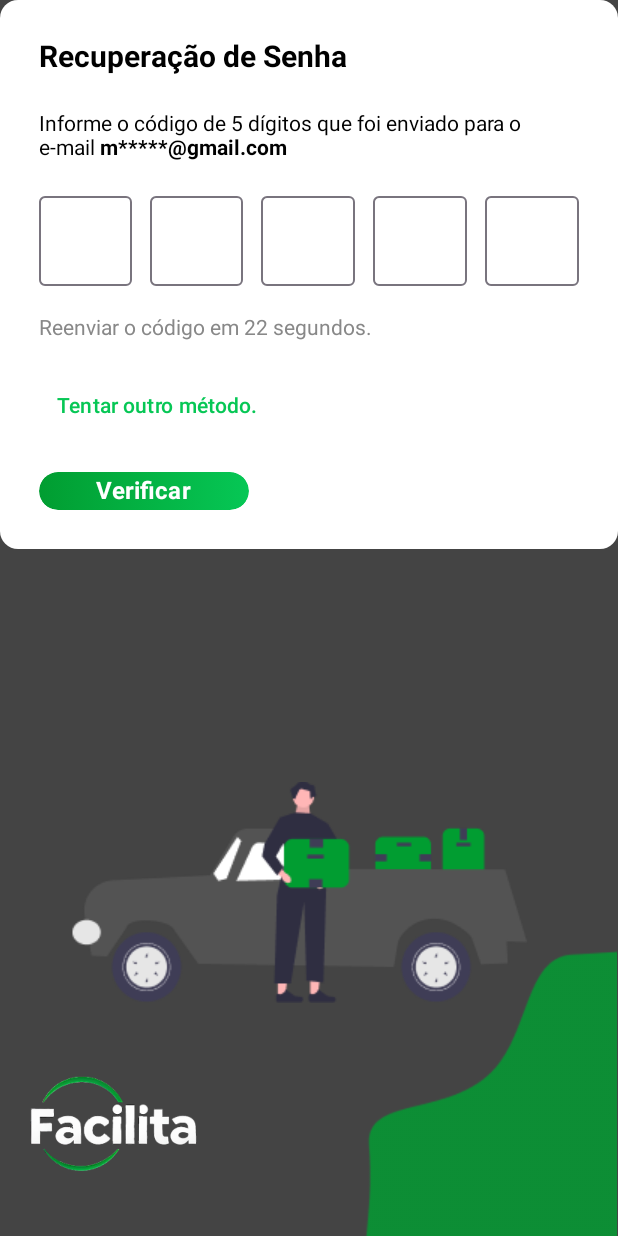
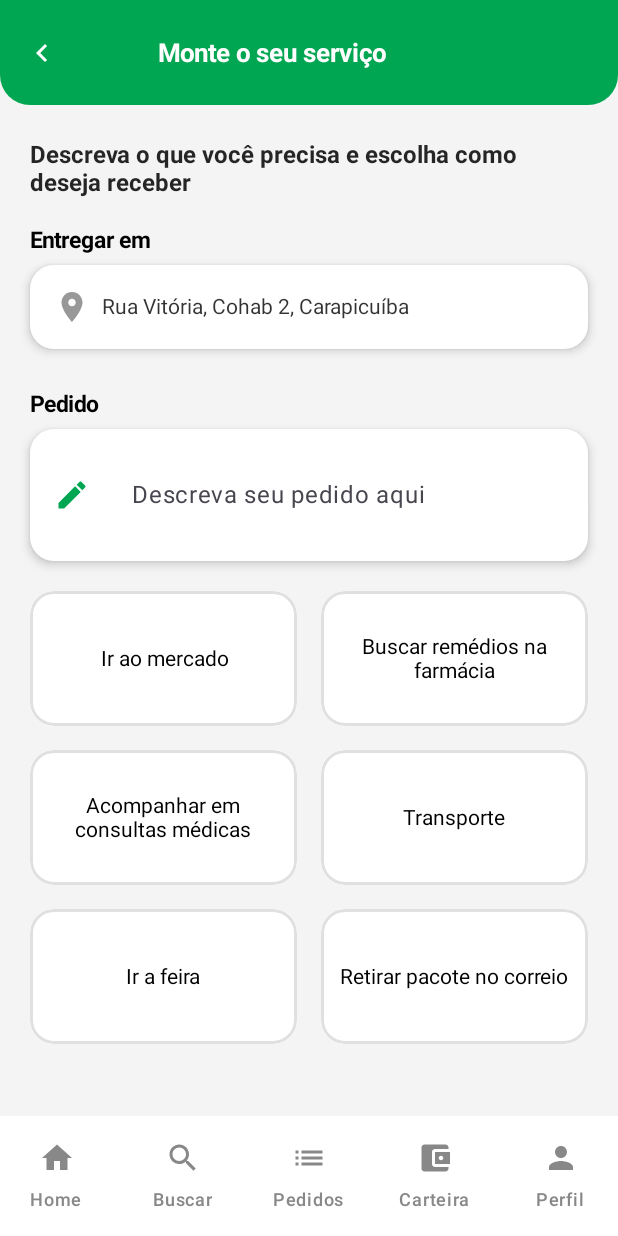
Before and after one commit to kbueno011/Facilita--Mobile--TCC, an Android app built with Jetpack Compose: the screen it shows after launch (MainActivity), on a phone screen of 412 x 824 dp. Run offline under Robolectric (Android 15) with nearby library versions, the phone set to English and light mode, and no system bars.

Commit message:
Tela montar pedido estatica completa

```diff
--- a/app/src/main/java/com/exemple/facilita/MainActivity.kt
+++ b/app/src/main/java/com/exemple/facilita/MainActivity.kt
@@ -30,7 +30,7 @@ class MainActivity : ComponentActivity() {
 fun AppNavHost(navController: NavHostController) {
     NavHost(
         navController = navController,
-        startDestination = "tela_recuperar_senha"
+        startDestination = "tela_montar_servico"
     ) {
         composable("splash") {
             SplashScreen(navController)
@@ -77,6 +77,9 @@ fun AppNavHost(navController: NavHostController) {
             val codigo = backStackEntry.arguments?.getString("codigo") ?: ""
             TelaNovaSenha(navController, codigo)
         }
+        composable("tela_montar_servico") {
+            TelaMontarServico(navController)
+        }
 
 
 
--- /dev/null
+++ b/app/src/main/java/com/exemple/facilita/screens/TelaMontarServico.kt
@@ -0,0 +1,295 @@
+package com.exemple.facilita.screens
+
+import androidx.compose.foundation.background
+import androidx.compose.foundation.border
+import androidx.compose.foundation.clickable
+import androidx.compose.foundation.layout.*
+import androidx.compose.foundation.lazy.grid.GridCells
+import androidx.compose.foundation.lazy.grid.LazyVerticalGrid
+import androidx.compose.foundation.lazy.grid.items
+import androidx.compose.foundation.shape.RoundedCornerShape
+import androidx.compose.material.icons.Icons
+import androidx.compose.material.icons.filled.*
+import androidx.compose.material3.*
+import androidx.compose.runtime.*
+import androidx.compose.ui.Alignment
+import androidx.compose.ui.Modifier
+import androidx.compose.ui.draw.clip
+import androidx.compose.ui.graphics.Brush
+import androidx.compose.ui.graphics.Color
+import androidx.compose.ui.text.font.FontWeight
+import androidx.compose.ui.text.style.TextAlign
+import androidx.compose.ui.tooling.preview.Preview
+import androidx.compose.ui.unit.dp
+import androidx.compose.ui.unit.sp
+import androidx.navigation.NavController
+import androidx.navigation.compose.rememberNavController
+
+@Composable
+fun TelaMontarServico(navController: NavController) {
+    var pedido by remember { mutableStateOf("") }
+    var opcaoSelecionada by remember { mutableStateOf<String?>(null) }
+
+    Scaffold(
+        bottomBar = {
+            BottomNavigationBar()
+        },
+        containerColor = Color(0xFFF4F4F4)
+    ) { innerPadding ->
+
+        Column(
+            modifier = Modifier
+                .fillMaxSize()
+                .padding(innerPadding)
+                .background(Color(0xFFF4F4F4)),
+            verticalArrangement = Arrangement.SpaceBetween // distribui conteúdo e botão
+        ) {
+
+            Column {
+                // Cabeçalho
+                Box(
+                    modifier = Modifier
+                        .fillMaxWidth()
+                        .height(70.dp)
+                        .background(
+                            color = Color(0xFF00A651),
+                            shape = RoundedCornerShape(bottomStart = 20.dp, bottomEnd = 20.dp)
+                        ),
+                    contentAlignment = Alignment.Center
+                ) {
+                    Row(
+                        verticalAlignment = Alignment.CenterVertically,
+                        modifier = Modifier
+                            .fillMaxWidth()
+                            .padding(horizontal = 16.dp)
+                    ) {
+                        Icon(
+                            imageVector = Icons.Default.KeyboardArrowLeft,
+                            contentDescription = "Voltar",
+                            tint = Color.White
+                        )
+                        Spacer(modifier = Modifier.width(65.dp))
+                        Text(
+                            text = "Monte o seu serviço",
+                            color = Color.White,
+                            fontSize = 17.sp,
+                            fontWeight = FontWeight.Bold,
+                        )
+                    }
+                }
+
+                Spacer(modifier = Modifier.height(24.dp))
+
+                // Descrição
+                Text(
+                    text = "Descreva o que você precisa e escolha como deseja receber",
+                    fontWeight = FontWeight.Bold,
+                    fontSize = 16.sp,
+                    color = Color.Black.copy(alpha = 0.85f),
+                    modifier = Modifier.padding(horizontal = 20.dp)
+                )
+
+                Spacer(modifier = Modifier.height(20.dp))
+
+                // Título do pedido
+                Text(
+                    text = "Entregar em",
+                    fontSize = 15.sp,
+                    fontWeight = FontWeight.Bold,
+                    color = Color.Black,
+                    modifier = Modifier.padding(horizontal = 20.dp)
+                )
+
+                Spacer(modifier = Modifier.height(8.dp))
+                // Card de endereço
+                Card(
+                    modifier = Modifier
+                        .fillMaxWidth()
+                        .padding(horizontal = 20.dp),
+                    shape = RoundedCornerShape(16.dp),
+                    elevation = CardDefaults.cardElevation(defaultElevation = 4.dp),
+                    colors = CardDefaults.cardColors(containerColor = Color.White)
+                ) {
+                    Row(
+                        modifier = Modifier.padding(16.dp),
+                        verticalAlignment = Alignment.CenterVertically
+                    ) {
+                        Icon(
+                            imageVector = Icons.Default.LocationOn,
+                            contentDescription = "Localização",
+                            tint = Color(0xFF989898)
+                        )
+                        Spacer(modifier = Modifier.width(8.dp))
+                        Text(
+                            text = "Rua Vitória, Cohab 2, Carapicuíba",
+                            fontSize = 14.sp,
+                            color = Color.Black.copy(alpha = 0.8f)
+                        )
+                    }
+                }
+
+                Spacer(modifier = Modifier.height(28.dp))
+
+                // Título do pedido
+                Text(
+                    text = "Pedido",
+                    fontSize = 15.sp,
+                    fontWeight = FontWeight.Bold,
+                    color = Color.Black,
+                    modifier = Modifier.padding(horizontal = 20.dp)
+                )
+
+                Spacer(modifier = Modifier.height(8.dp))
+
+                Card(
+                    modifier = Modifier
+                        .fillMaxWidth()
+                        .padding(horizontal = 20.dp),
+                    shape = RoundedCornerShape(16.dp),
+                    elevation = CardDefaults.cardElevation(defaultElevation = 4.dp),
+                    colors = CardDefaults.cardColors(containerColor = Color.White)
+                ) {
+                    Row(
+                        modifier = Modifier
+                            .padding(16.dp)
+                            .fillMaxWidth(),
+                        verticalAlignment = Alignment.CenterVertically
+                    ) {
+                        Icon(
+                            imageVector = Icons.Default.Edit,
+                            contentDescription = "Pedido",
+                            tint = Color(0xFF00A651)
+                        )
+                        Spacer(modifier = Modifier.width(12.dp))
+
+                        OutlinedTextField(
+                            value = pedido,
+                            onValueChange = { pedido = it },
+                            placeholder = { Text("Descreva seu pedido aqui") },
+                            modifier = Modifier.fillMaxWidth(),
+                            singleLine = false,
+                            maxLines = 4,
+                            colors = TextFieldDefaults.colors(
+                                unfocusedContainerColor = Color.Transparent,
+                                focusedContainerColor = Color.Transparent,
+                                disabledContainerColor = Color.Transparent,
+                                errorContainerColor = Color.Transparent,
+                                unfocusedIndicatorColor = Color.Transparent,
+                                focusedIndicatorColor = Color.Transparent,
+                                disabledIndicatorColor = Color.Transparent
+                            )
+                        )
+                    }
+                }
+
+                Spacer(modifier = Modifier.height(20.dp))
+
+                val opcoes = listOf(
+                    "Ir ao mercado",
+                    "Buscar remédios na farmácia",
+                    "Acompanhar em consultas médicas",
+                    "Transporte",
+                    "Ir a feira",
+                    "Retirar pacote no correio"
+                )
+
+                // Cards de sugestões
+                LazyVerticalGrid(
+                    columns = GridCells.Fixed(2),
+                    modifier = Modifier
+                        .fillMaxWidth()
+                        .height(340.dp)
+                        .padding(horizontal = 20.dp),
+                    horizontalArrangement = Arrangement.spacedBy(16.dp),
+                    verticalArrangement = Arrangement.spacedBy(16.dp)
+                ) {
+                    items(opcoes) { opcao ->
+                        val isSelected = opcaoSelecionada == opcao
+                        Box(
+                            contentAlignment = Alignment.Center,
+                            modifier = Modifier
+                                .size(width = 160.dp, height = 90.dp)
+                                .clip(RoundedCornerShape(16.dp))
+                                .background(
+                                    if (isSelected) Color(0xFF00A651)
+                                    else Color.White
+                                )
+                                .border(
+                                    width = 2.dp,
+                                    color = Color(0xFFE0E0E0),
+                                    shape = RoundedCornerShape(16.dp)
+                                )
+                                .clickable { opcaoSelecionada = opcao }
+                        ) {
+                            Text(
+                                text = opcao,
+                                color = if (isSelected) Color.White else Color.Black,
+                                fontSize = 14.sp,
+                                textAlign = TextAlign.Center,
+                                modifier = Modifier.padding(horizontal = 8.dp)
+                            )
+                        }
+                    }
+                }
+            }
+
+            // Botão "Confirmar Serviço" mais embaixo
+            Box(
+                modifier = Modifier
+                    .fillMaxWidth()
+                    .padding(horizontal = 70.dp, vertical = 25.dp)
+                    .height(50.dp)
+                    .background(
+                        brush = Brush.horizontalGradient(
+                            listOf(Color(0xFF019D31), Color(0xFF06C755))
+                        ),
+                        shape = RoundedCornerShape(14.dp)
+                    ),
+                contentAlignment = Alignment.Center
+            ) {
+                Text(
+                    text = "Confirmar Serviço",
+                    color = Color.White,
+                    fontWeight = FontWeight.Bold,
+                    fontSize = 16.sp
+                )
+            }
+        }
+    }
+}
+
+// Barra inferior
+@Composable
+fun BottomNavigationBar() {
+    NavigationBar(containerColor = Color.White, tonalElevation = 4.dp) {
+        val itens = listOf(
+            Icons.Default.Home to "Home",
+            Icons.Default.Search to "Buscar",
+            Icons.Default.List to "Pedidos",
+            Icons.Default.AccountBalanceWallet to "Carteira",
+            Icons.Default.Person to "Perfil"
+        )
+
+        itens.forEach { (icone, label) ->
+            NavigationBarItem(
+                selected = false,
+                onClick = { },
+                icon = { Icon(icone, contentDescription = label, tint = Color.Gray) },
+                label = {
+                    Text(
+                        label,
+                        fontSize = 12.sp,
+                        color = Color.Gray
+                    )
+                }
+            )
+        }
+    }
+}
+
+@Preview(showBackground = true, showSystemUi = true)
+@Composable
+fun TelaMontarServicoPreview() {
+    val navController = rememberNavController()
+    TelaMontarServico(navController = navController)
+}
```
Also changed, not shown: app/src/main/java/com/exemple/facilita/screens/TelaRecuperarSenha.kt (+60 -146 lines).
